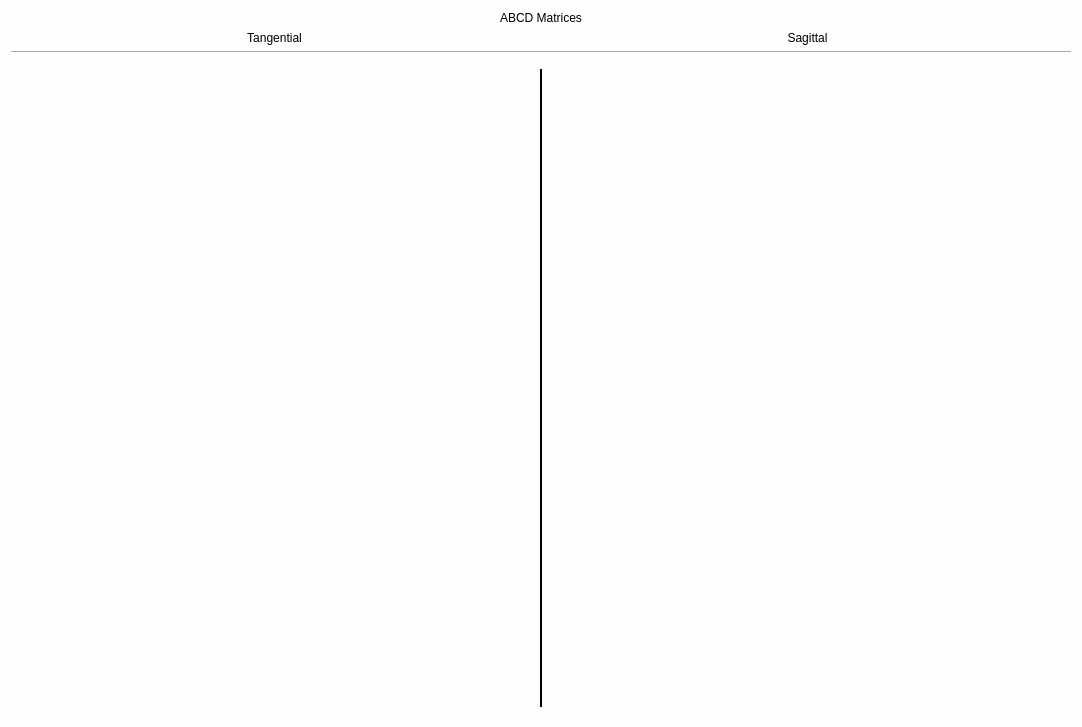
Above: matrixWidget.ui from simcav/simcav before the change. Below: the same form after it.
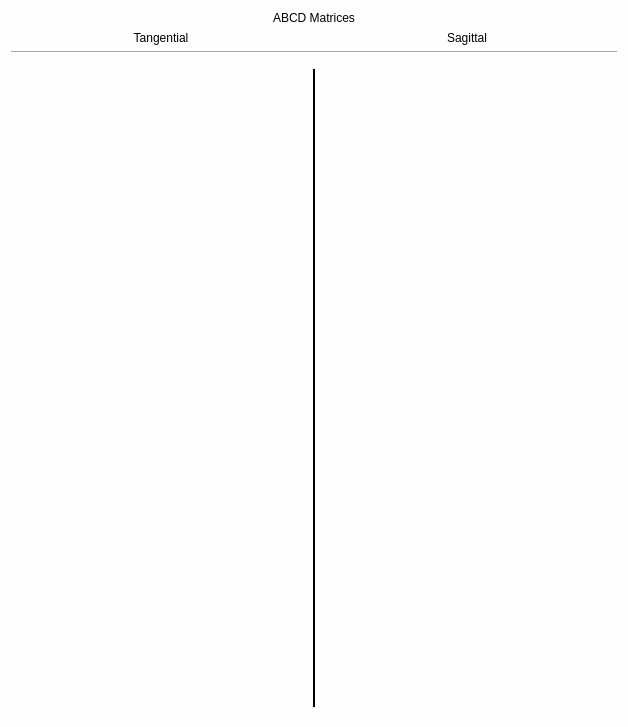
That is the form after the change. Icons and pictures are not drawn.

```diff
--- a/matrixWidget.ui
+++ b/matrixWidget.ui
@@ -6,7 +6,7 @@
    <rect>
     <x>0</x>
     <y>0</y>
-    <width>1082</width>
+    <width>624</width>
     <height>727</height>
    </rect>
   </property>
@@ -56,7 +56,7 @@
        <rect>
         <x>0</x>
         <y>0</y>
-        <width>1064</width>
+        <width>606</width>
         <height>642</height>
        </rect>
       </property>
@@ -126,7 +126,7 @@
      </property>
      <property name="minimumSize">
       <size>
-       <width>500</width>
+       <width>300</width>
        <height>0</height>
       </size>
      </property>
@@ -151,7 +151,7 @@
      </property>
      <property name="minimumSize">
       <size>
-       <width>500</width>
+       <width>300</width>
        <height>0</height>
       </size>
      </property>
```
Left out of the diff: 46 changed lines with no effect on the pictures.
